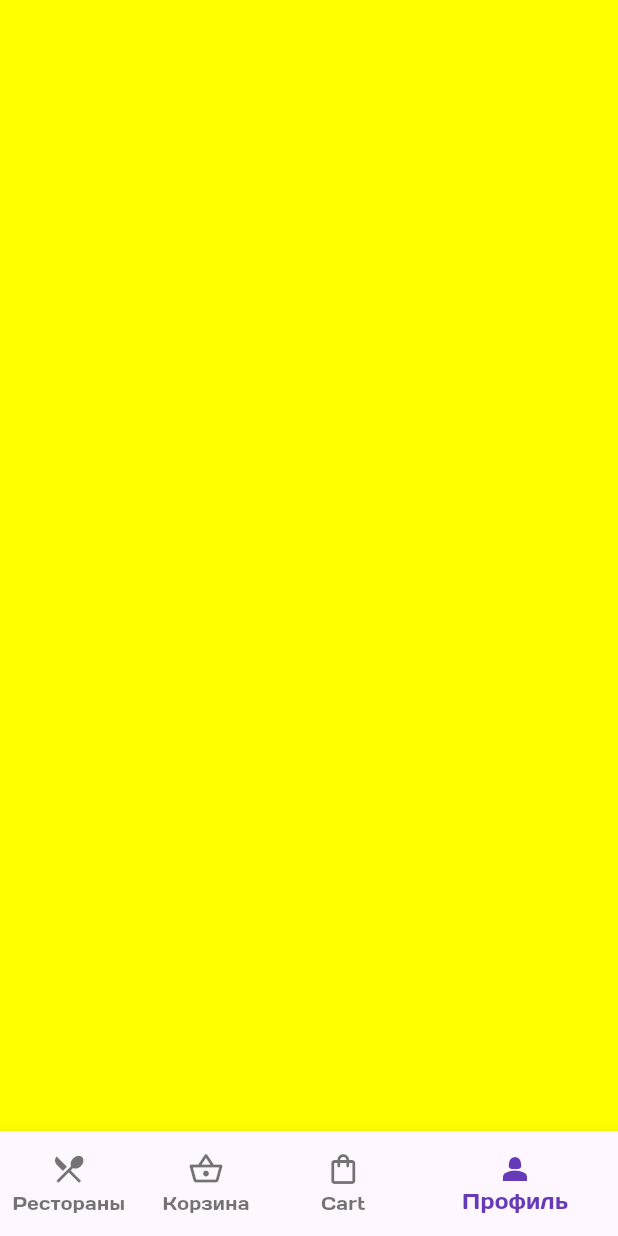
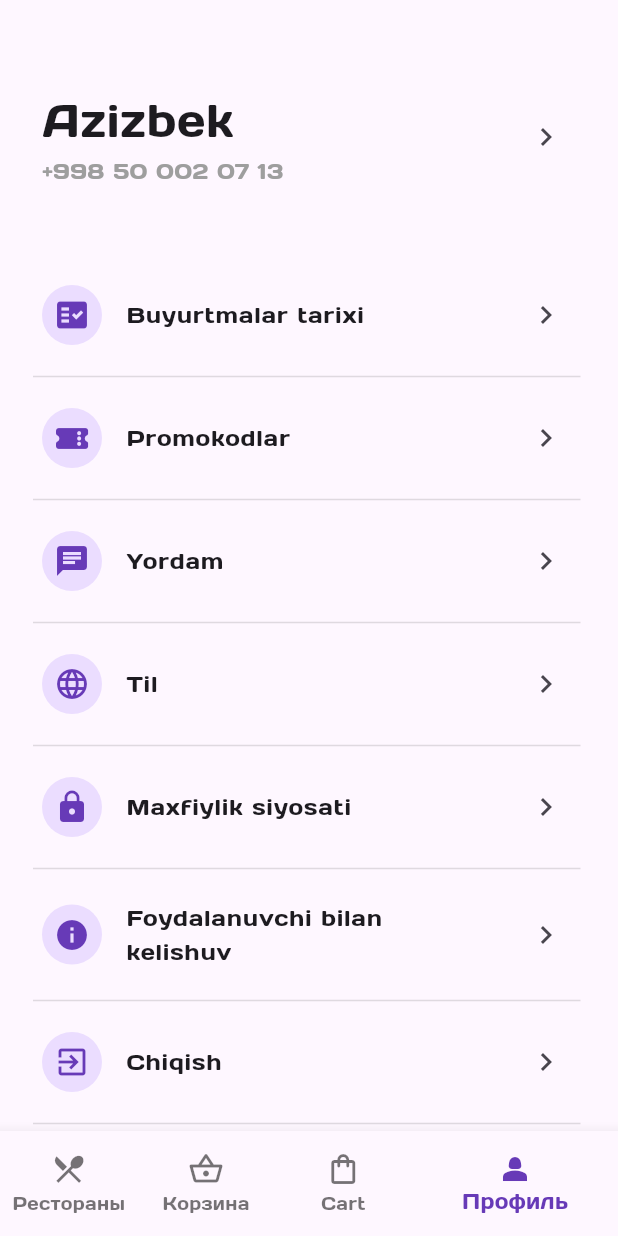
Before and after one commit to SiroProg/UzumTezkor, a Flutter app: the screen it shows after launch, swiped to page 4, on a phone screen of 412 x 824 dp. Run offline on Flutter 3.47's test engine with Material 3 defaults, Android fonts, the phone set to English and light mode, and no system bars; our stand-ins replace badges, flutter_riverpod, flutter_svg, google_maps_flutter, location, smooth_page_indicator.

Commit message:
profile added

```diff
--- a/lib/src/feature/home_page/home_page.dart
+++ b/lib/src/feature/home_page/home_page.dart
@@ -7,6 +7,7 @@ import 'package:badges/badges.dart' as badges;
 import 'package:uzum_tezkor/src/feature/basket_page/basket_page.dart';
 import 'package:uzum_tezkor/src/feature/home_page/widgets/custom_navigation_bar.dart';
 import 'package:uzum_tezkor/src/feature/home_page/widgets/home_widgets.dart';
+import '../profile_page/profile_page.dart';
 import 'widgets/custom_filter.dart';
 
 class HomePage extends ConsumerStatefulWidget {
@@ -105,7 +106,8 @@ class _HomePagState extends ConsumerState<HomePage> {
                                                     ? ""
                                                     : value.toString(),
                                               ),
-                                              badgeStyle: const badges.BadgeStyle(
+                                              badgeStyle:
+                                                  const badges.BadgeStyle(
                                                 badgeColor: Colors.white,
                                               ),
                                               child: const Icon(CupertinoIcons
@@ -186,17 +188,18 @@ class _HomePagState extends ConsumerState<HomePage> {
                                                   child: DecoratedBox(
                                                     decoration: BoxDecoration(
                                                       borderRadius:
-                                                          const BorderRadius.all(
+                                                          const BorderRadius
+                                                              .all(
                                                         Radius.circular(50),
                                                       ),
                                                       color: Colors
                                                           .lightBlue.shade100,
                                                     ),
                                                     child: const Padding(
-                                                      padding: EdgeInsets
-                                                          .symmetric(
-                                                          horizontal: 10,
-                                                          vertical: 5),
+                                                      padding:
+                                                          EdgeInsets.symmetric(
+                                                              horizontal: 10,
+                                                              vertical: 5),
                                                       child: Text(
                                                         "Еще",
                                                         style: TextStyle(
@@ -245,7 +248,7 @@ class _HomePagState extends ConsumerState<HomePage> {
             ),
             const BasketPage(),
             const ColoredBox(color: Colors.blue),
-            const ColoredBox(color: Colors.yellowAccent),
+            Profile(),
           ],
         ),
       ),
--- /dev/null
+++ b/lib/src/feature/profile_page/profile_page.dart
@@ -0,0 +1,17 @@
+import 'package:flutter/material.dart';
+
+import 'widgets/account_exist.dart';
+import 'widgets/account_not_exist.dart';
+
+bool $profileIsExist = true;
+String $profileName = "Azizbek";
+String $profileNumber = "+998 50 002 07 13";
+
+class Profile extends StatelessWidget {
+  const Profile({super.key});
+
+  @override
+  Widget build(BuildContext context) {
+    return $profileIsExist ? AccountExist() : AccountNotExist();
+  }
+}
--- /dev/null
+++ b/lib/src/feature/profile_page/widgets/account_exist.dart
@@ -0,0 +1,42 @@
+import 'package:flutter/cupertino.dart';
+import 'package:flutter/material.dart';
+import 'package:uzum_tezkor/src/feature/profile_page/profile_page.dart';
+
+import 'custom_list_tile.dart';
+
+class AccountExist extends StatelessWidget {
+  const AccountExist({super.key});
+
+  @override
+  Widget build(BuildContext context) {
+    return Scaffold(
+      body: Padding(
+        padding: const EdgeInsets.only(
+          top: 50,
+          left: 12,
+        ),
+        child: ListView(
+          children: [
+            ListTile(
+              title: Text("${$profileName}", style: TextStyle(fontSize: 30)),
+              subtitle: Text("${$profileNumber}",
+                  style: TextStyle(fontSize: 15, color: Colors.grey)),
+              trailing:
+                  IconButton(icon: Icon(Icons.navigate_next), onPressed: () {}),
+            ),
+            SizedBox(height: 50),
+            CustomListTile(icon: Icons.fact_check, name: "Buyurtmalar tarixi"),
+            CustomListTile(
+                icon: CupertinoIcons.ticket_fill, name: "Promokodlar"),
+            CustomListTile(icon: Icons.chat, name: "Yordam"),
+            CustomListTile(icon: Icons.language, name: "Til"),
+            CustomListTile(icon: Icons.lock, name: "Maxfiylik siyosati"),
+            CustomListTile(
+                icon: Icons.info, name: "Foydalanuvchi bilan kelishuv"),
+            CustomListTile(icon: Icons.exit_to_app, name: "Chiqish"),
+          ],
+        ),
+      ),
+    );
+  }
+}
--- /dev/null
+++ b/lib/src/feature/profile_page/widgets/account_not_exist.dart
@@ -0,0 +1,10 @@
+import 'package:flutter/material.dart';
+
+class AccountNotExist extends StatelessWidget {
+  const AccountNotExist({super.key});
+
+  @override
+  Widget build(BuildContext context) {
+    return const Scaffold();
+  }
+}
--- /dev/null
+++ b/lib/src/feature/profile_page/widgets/custom_list_tile.dart
@@ -0,0 +1,39 @@
+import 'package:flutter/material.dart';
+
+class CustomListTile extends StatelessWidget {
+  CustomListTile({super.key, required this.icon, required this.name});
+
+  String name;
+  IconData icon;
+
+  @override
+  Widget build(BuildContext context) {
+    return Column(
+      children: [
+        ListTile(onTap: (){},
+          leading: CircleAvatar(
+            radius: 20,
+            child: Icon(
+              icon,
+              color: Colors.deepPurple,
+            ),
+          ),
+          title: Text(
+            name,
+            style: TextStyle(fontSize: 15),
+          ),
+          trailing:
+              IconButton(icon: Icon(Icons.navigate_next), onPressed: () {}),
+        ),
+        Padding(
+          padding: const EdgeInsets.symmetric(vertical: 5),
+          child: Divider(
+            color: Colors.black12,
+            indent: 10,
+            endIndent: 25,
+          ),
+        ),
+      ],
+    );
+  }
+}
```
